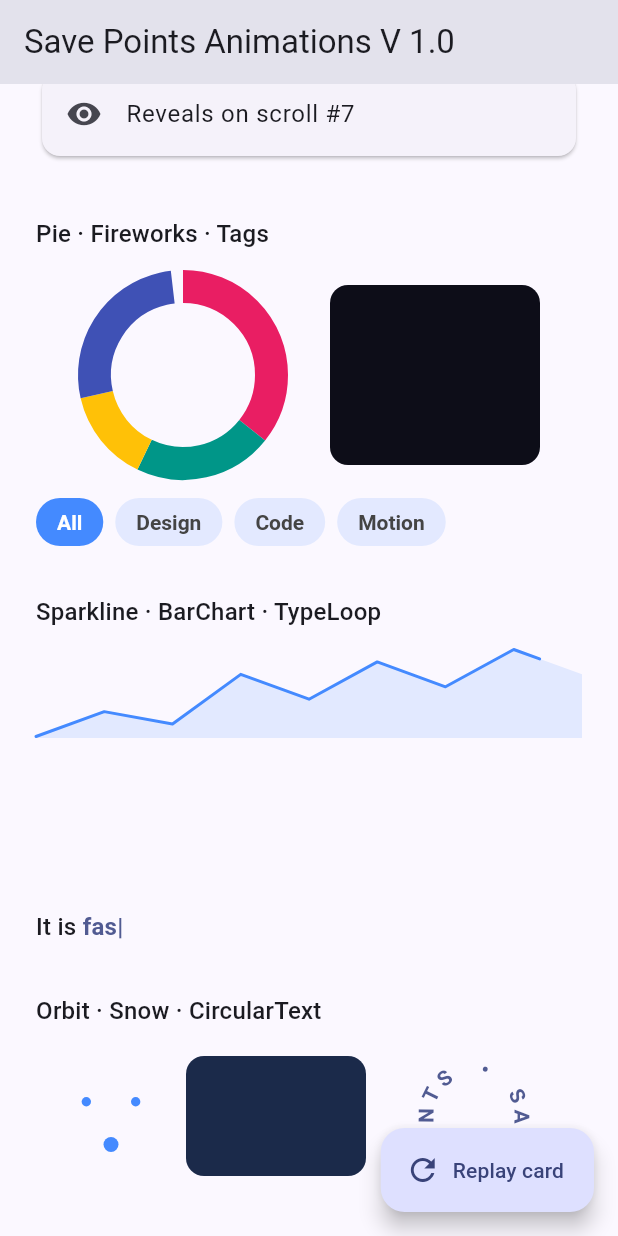
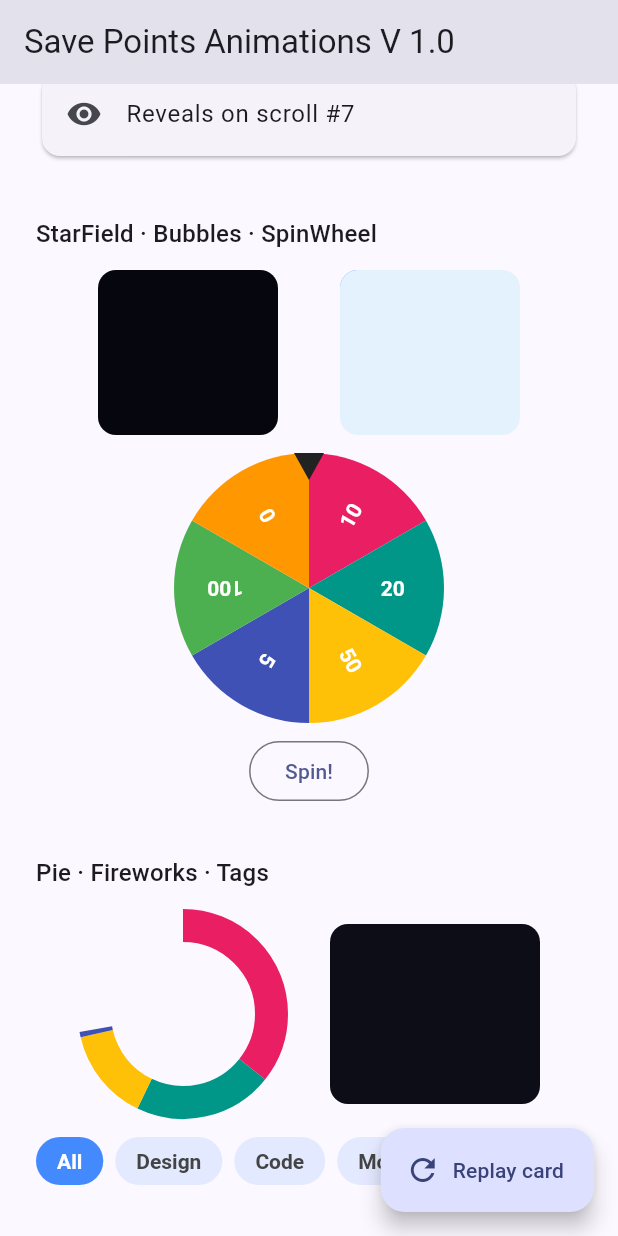
Before and after one commit to m7hamed-dev/save_points_animations, a Flutter app: the screen it shows after launch, scrolled down 2880 dp, on a phone screen of 412 x 824 dp. Run offline on Flutter 3.47's test engine with Material 3 defaults, Android fonts, the phone set to English and light mode, and no system bars.

Commit message:
Release v0.34.0: Added new visual components including FxStarField for a warp-speed starfield effect, FxBubbles for rising bubbles, and FxSpinWheel with a controller for spinning animations. Updated CHANGELOG and README to document these features, and modified example app to showcase the new widgets. Updated version number in pubspec.yaml and pubspec.lock.

````diff
--- a/example/lib/main.dart
+++ b/example/lib/main.dart
@@ -54,6 +54,7 @@ class _HomeScreenState extends State<HomeScreen> {
   int _pin = 2;
   int _radio = 0;
   final Set<int> _chips = {0};
+  final FxSpinWheelController _wheel = FxSpinWheelController();
 
   @override
   Widget build(BuildContext context) {
@@ -424,6 +425,65 @@ class _HomeScreenState extends State<HomeScreen> {
                   title: Text('Reveals on scroll #$i'),
                 ),
               ).animate(autoPlay: false).fadeIn().slideX(0.1).onVisible(),
+            ),
+          ),
+
+          const SizedBox(height: 32),
+          Text(
+            'StarField · Bubbles · SpinWheel',
+            style: theme.textTheme.titleMedium,
+          ),
+          const SizedBox(height: 12),
+
+          Row(
+            mainAxisAlignment: MainAxisAlignment.spaceEvenly,
+            children: [
+              ClipRRect(
+                borderRadius: BorderRadius.circular(12),
+                child: const SizedBox(
+                  width: 120,
+                  height: 110,
+                  child: FxStarField(
+                    child: ColoredBox(color: Color(0xFF05060E)),
+                  ),
+                ),
+              ),
+              ClipRRect(
+                borderRadius: BorderRadius.circular(12),
+                child: const SizedBox(
+                  width: 120,
+                  height: 110,
+                  child: FxBubbles(
+                    color: Color(0x552575FC),
+                    child: ColoredBox(color: Color(0xFFE3F2FD)),
+                  ),
+                ),
+              ),
+            ],
+          ),
+          const SizedBox(height: 12),
+          Center(
+            child: Column(
+              children: [
+                FxSpinWheel(
+                  size: 180,
+                  controller: _wheel,
+                  items: const ['10', '20', '50', '5', '100', '0'],
+                  colors: const [
+                    Colors.pink,
+                    Colors.teal,
+                    Colors.amber,
+                    Colors.indigo,
+                    Colors.green,
+                    Colors.orange,
+                  ],
+                ),
+                const SizedBox(height: 8),
+                OutlinedButton(
+                  onPressed: _wheel.spin,
+                  child: const Text('Spin!'),
+                ),
+              ],
             ),
           ),
 
--- a/lib/save_points_animations.dart
+++ b/lib/save_points_animations.dart
@@ -63,6 +63,7 @@ export 'src/widgets/fx_badge.dart' show FxBadge, FxBadgeExtension;
 export 'src/widgets/fx_bar_chart.dart' show FxBarChart;
 export 'src/widgets/fx_blob.dart' show FxBlob;
 export 'src/widgets/fx_border_beam.dart' show FxBorderBeam;
+export 'src/widgets/fx_bubbles.dart' show FxBubbles;
 export 'src/widgets/fx_circular_countdown.dart' show FxCircularCountdown;
 export 'src/widgets/fx_circular_menu.dart' show FxCircularMenu;
 export 'src/widgets/fx_circular_text.dart' show FxCircularText;
@@ -112,7 +113,9 @@ export 'src/widgets/fx_slide_to_confirm.dart' show FxSlideToConfirm;
 export 'src/widgets/fx_snow.dart' show FxSnow;
 export 'src/widgets/fx_sparkline.dart' show FxSparkline;
 export 'src/widgets/fx_speed_dial.dart' show FxSpeedDial;
+export 'src/widgets/fx_spin_wheel.dart' show FxSpinWheel, FxSpinWheelController;
 export 'src/widgets/fx_spotlight.dart' show FxSpotlight;
+export 'src/widgets/fx_star_field.dart' show FxStarField;
 export 'src/widgets/fx_step_progress.dart' show FxStepProgress;
 export 'src/widgets/fx_swipe.dart' show FxSwipeToDismiss;
 export 'src/widgets/fx_swipe_cards.dart' show FxSwipeCards;
--- /dev/null
+++ b/lib/src/widgets/fx_bubbles.dart
@@ -0,0 +1,138 @@
+import 'dart:math' as math;
+
+import 'package:flutter/scheduler.dart';
+import 'package:flutter/widgets.dart';
+
+/// Bubbles that rise and gently wobble over [child] — an airy, playful backdrop.
+///
+/// ```dart
+/// FxBubbles(child: const Card(child: SizedBox(height: 160)));
+/// ```
+class FxBubbles extends StatefulWidget {
+  const FxBubbles({
+    super.key,
+    this.count = 22,
+    this.color = const Color(0x33FFFFFF),
+    this.maxRadius = 14,
+    this.speed = 0.14,
+    this.child,
+  });
+
+  final int count;
+  final Color color;
+  final double maxRadius;
+
+  /// Rise speed in fractions of the height per second.
+  final double speed;
+  final Widget? child;
+
+  @override
+  State<FxBubbles> createState() => _FxBubblesState();
+}
+
+class _FxBubblesState extends State<FxBubbles>
+    with SingleTickerProviderStateMixin {
+  final math.Random _random = math.Random();
+  late final Ticker _ticker = createTicker(_tick);
+  late List<_Bubble> _bubbles;
+  Duration _last = Duration.zero;
+
+  @override
+  void initState() {
+    super.initState();
+    _bubbles = List.generate(widget.count, (_) => _spawn(_random.nextDouble()));
+    WidgetsBinding.instance.addPostFrameCallback((_) {
+      if (!mounted) return;
+      if (!(MediaQuery.maybeDisableAnimationsOf(context) ?? false)) {
+        _ticker.start();
+      }
+    });
+  }
+
+  _Bubble _spawn(double y) => _Bubble(
+    x: _random.nextDouble(),
+    y: y,
+    rise: widget.speed * (0.6 + _random.nextDouble() * 0.8),
+    wobble: _random.nextDouble() * 2 * math.pi,
+    radius: 3 + _random.nextDouble() * widget.maxRadius,
+  );
+
+  void _tick(Duration elapsed) {
+    final dt = (elapsed - _last).inMicroseconds / 1e6;
+    _last = elapsed;
+    setState(() {
+      for (final b in _bubbles) {
+        b
+          ..y -= b.rise * dt
+          ..wobble += dt;
+        if (b.y < -0.1) {
+          b
+            ..y = 1.1
+            ..x = _random.nextDouble();
+        }
+      }
+    });
+  }
+
+  @override
+  void dispose() {
+    _ticker.dispose();
+    super.dispose();
+  }
+
+  @override
+  Widget build(BuildContext context) {
+    return Stack(
+      fit: StackFit.passthrough,
+      children: [
+        Positioned.fill(
+          child: IgnorePointer(
+            child: CustomPaint(painter: _BubblePainter(_bubbles, widget.color)),
+          ),
+        ),
+        if (widget.child != null) widget.child!,
+      ],
+    );
+  }
+}
+
+class _Bubble {
+  _Bubble({
+    required this.x,
+    required this.y,
+    required this.rise,
+    required this.wobble,
+    required this.radius,
+  });
+  double x;
+  double y;
+  double wobble;
+  final double rise;
+  final double radius;
+}
+
+class _BubblePainter extends CustomPainter {
+  _BubblePainter(this.bubbles, this.color);
+
+  final List<_Bubble> bubbles;
+  final Color color;
+
+  @override
+  void paint(Canvas canvas, Size size) {
+    final fill = Paint()..color = color;
+    final stroke = Paint()
+      ..color = color.withValues(alpha: color.a * 1.6)
+      ..style = PaintingStyle.stroke
+      ..strokeWidth = 1;
+    for (final b in bubbles) {
+      final cx = (b.x + math.sin(b.wobble) * 0.03) * size.width;
+      final cy = b.y * size.height;
+      canvas
+        ..drawCircle(Offset(cx, cy), b.radius, fill)
+        ..drawCircle(Offset(cx, cy), b.radius, stroke);
+    }
+  }
+
+  @override
+  bool shouldRepaint(_BubblePainter oldDelegate) => true;
+}
--- /dev/null
+++ b/lib/src/widgets/fx_spin_wheel.dart
@@ -0,0 +1,179 @@
+import 'dart:math' as math;
+
+import 'package:flutter/widgets.dart';
+
+/// Spin an [FxSpinWheel] programmatically.
+class FxSpinWheelController {
+  VoidCallback? _spin;
+
+  void _attach(VoidCallback spin) => _spin = spin;
+
+  /// Spin the wheel; it decelerates and lands on a random segment.
+  void spin() => _spin?.call();
+}
+
+/// A fortune / prize wheel that spins with deceleration and reports the segment
+/// under the top pointer via [onResult].
+///
+/// ```dart
+/// final wheel = FxSpinWheelController();
+/// FxSpinWheel(items: prizes, colors: palette, controller: wheel,
+///   onResult: (i) => print('Won ${prizes[i]}'));
+/// // wheel.spin();
+/// ```
+class FxSpinWheel extends StatefulWidget {
+  const FxSpinWheel({
+    super.key,
+    required this.items,
+    required this.colors,
+    this.size = 220,
+    this.controller,
+    this.onResult,
+    this.textStyle = const TextStyle(
+      color: Color(0xFFFFFFFF),
+      fontWeight: FontWeight.bold,
+    ),
+    this.duration = const Duration(milliseconds: 3600),
+  });
+
+  final List<String> items;
+  final List<Color> colors;
+  final double size;
+  final FxSpinWheelController? controller;
+  final ValueChanged<int>? onResult;
+  final TextStyle textStyle;
+  final Duration duration;
+
+  @override
+  State<FxSpinWheel> createState() => _FxSpinWheelState();
+}
+
+class _FxSpinWheelState extends State<FxSpinWheel>
+    with SingleTickerProviderStateMixin {
+  late final AnimationController _controller = AnimationController(
+    vsync: this,
+    duration: widget.duration,
+  );
+  final math.Random _random = math.Random();
+  double _from = 0;
+  double _to = 0;
+  double _rotation = 0;
+
+  @override
+  void initState() {
+    super.initState();
+    widget.controller?._attach(_spin);
+    _controller.addStatusListener((status) {
+      if (status == AnimationStatus.completed) {
+        _rotation = _to;
+        widget.onResult?.call(_indexAtTop(_rotation));
+      }
+    });
+  }
+
+  void _spin() {
+    if (_controller.isAnimating) return;
+    final turns = 5 + _random.nextDouble() * 3;
+    _from = _rotation;
+    _to = _rotation + turns * 2 * math.pi;
+    _controller.forward(from: 0);
+  }
+
+  int _indexAtTop(double rotation) {
+    final n = widget.items.length;
+    final seg = 2 * math.pi / n;
+    var i = ((-rotation / seg) - 0.5).round() % n;
+    if (i < 0) i += n;
+    return i;
+  }
+
+  @override
+  void dispose() {
+    _controller.dispose();
+    super.dispose();
+  }
+
+  @override
+  Widget build(BuildContext context) {
+    return SizedBox.square(
+      dimension: widget.size,
+      child: AnimatedBuilder(
+        animation: _controller,
+        builder: (context, _) {
+          final t = Curves.easeOutCubic.transform(_controller.value);
+          final rotation = _from + (_to - _from) * t;
+          if (_controller.isAnimating) _rotation = rotation;
+          return CustomPaint(
+            painter: _WheelPainter(
+              items: widget.items,
+              colors: widget.colors,
+              rotation: rotation,
+              textStyle: widget.textStyle,
+            ),
+          );
+        },
+      ),
+    );
+  }
+}
+
+class _WheelPainter extends CustomPainter {
+  _WheelPainter({
+    required this.items,
+    required this.colors,
+    required this.rotation,
+    required this.textStyle,
+  });
+
+  final List<String> items;
+  final List<Color> colors;
+  final double rotation;
+  final TextStyle textStyle;
+
+  @override
+  void paint(Canvas canvas, Size size) {
+    final n = items.length;
+    if (n == 0) return;
+    final center = size.center(Offset.zero);
+    final radius = size.shortestSide / 2;
+    final seg = 2 * math.pi / n;
+    final rect = Rect.fromCircle(center: center, radius: radius);
+
+    for (var i = 0; i < n; i++) {
+      final start = -math.pi / 2 + i * seg + rotation;
+      canvas.drawArc(
+        rect,
+        start,
+        seg,
+        true,
+        Paint()..color = colors[i % colors.length],
+      );
+
+      final painter = TextPainter(
+        text: TextSpan(text: items[i], style: textStyle),
+        textDirection: TextDirection.ltr,
+      )..layout();
+      final mid = start + seg / 2;
+      final pos =
+          center + Offset(math.cos(mid), math.sin(mid)) * (radius * 0.62);
+      canvas
+        ..save()
+        ..translate(pos.dx, pos.dy)
+        ..rotate(mid);
+      painter.paint(canvas, Offset(-painter.width / 2, -painter.height / 2));
+      canvas.restore();
+    }
+
+    // Top pointer.
+    final path = Path()
+      ..moveTo(center.dx - 10, 0)
+      ..lineTo(center.dx + 10, 0)
+      ..lineTo(center.dx, 18)
+      ..close();
+    canvas.drawPath(path, Paint()..color = const Color(0xFF222222));
+  }
+
+  @override
+  bool shouldRepaint(_WheelPainter oldDelegate) =>
+      oldDelegate.rotation != rotation || oldDelegate.items != items;
+}
--- /dev/null
+++ b/lib/src/widgets/fx_star_field.dart
@@ -0,0 +1,126 @@
+import 'dart:math' as math;
+
+import 'package:flutter/scheduler.dart';
+import 'package:flutter/widgets.dart';
+
+/// A "warp speed" starfield — stars stream outward from the center toward the
+/// viewer, resetting to depth when they pass.
+///
+/// ```dart
+/// FxStarField(child: const Center(child: Text('Launching…')));
+/// ```
+class FxStarField extends StatefulWidget {
+  const FxStarField({
+    super.key,
+    this.count = 140,
+    this.color = const Color(0xFFFFFFFF),
+    this.speed = 0.6,
+    this.child,
+  });
+
+  final int count;
+  final Color color;
+
+  /// Approach speed (depth units per second).
+  final double speed;
+  final Widget? child;
+
+  @override
+  State<FxStarField> createState() => _FxStarFieldState();
+}
+
+class _FxStarFieldState extends State<FxStarField>
+    with SingleTickerProviderStateMixin {
+  final math.Random _random = math.Random();
+  late final Ticker _ticker = createTicker(_tick);
+  late List<_Star> _stars;
+  Duration _last = Duration.zero;
+
+  @override
+  void initState() {
+    super.initState();
+    _stars = List.generate(widget.count, (_) => _spawn());
+    WidgetsBinding.instance.addPostFrameCallback((_) {
+      if (!mounted) return;
+      if (!(MediaQuery.maybeDisableAnimationsOf(context) ?? false)) {
+        _ticker.start();
+      }
+    });
+  }
+
+  _Star _spawn() => _Star(
+    x: _random.nextDouble() * 2 - 1,
+    y: _random.nextDouble() * 2 - 1,
+    z: _random.nextDouble() * 0.9 + 0.1,
+  );
+
+  void _tick(Duration elapsed) {
+    final dt = (elapsed - _last).inMicroseconds / 1e6;
+    _last = elapsed;
+    setState(() {
+      for (final s in _stars) {
+        s.z -= widget.speed * dt;
+        if (s.z <= 0.05) {
+          s
+            ..z = 1
+            ..x = _random.nextDouble() * 2 - 1
+            ..y = _random.nextDouble() * 2 - 1;
+        }
+      }
+    });
+  }
+
+  @override
+  void dispose() {
+    _ticker.dispose();
+    super.dispose();
+  }
+
+  @override
+  Widget build(BuildContext context) {
+    return Stack(
+      fit: StackFit.passthrough,
+      children: [
+        Positioned.fill(
+          child: IgnorePointer(
+            child: CustomPaint(painter: _StarPainter(_stars, widget.color)),
+          ),
+        ),
+        if (widget.child != null) widget.child!,
+      ],
+    );
+  }
+}
+
+class _Star {
+  _Star({required this.x, required this.y, required this.z});
+  double x;
+  double y;
+  double z;
+}
+
+class _StarPainter extends CustomPainter {
+  _StarPainter(this.stars, this.color);
+
+  final List<_Star> stars;
+  final Color color;
+
+  @override
+  void paint(Canvas canvas, Size size) {
+    final center = size.center(Offset.zero);
+    for (final s in stars) {
+      final sx = center.dx + (s.x / s.z) * center.dx;
+      final sy = center.dy + (s.y / s.z) * center.dy;
+      if (sx < 0 || sx > size.width || sy < 0 || sy > size.height) continue;
+      final radius = (1 - s.z) * 2.2;
+      canvas.drawCircle(
+        Offset(sx, sy),
+        radius,
+        Paint()..color = color.withValues(alpha: (1 - s.z).clamp(0.0, 1.0)),
+      );
+    }
+  }
+
+  @override
+  bool shouldRepaint(_StarPainter oldDelegate) => true;
+}
--- a/pubspec.yaml
+++ b/pubspec.yaml
@@ -3,7 +3,7 @@ description: >-
   A fluent, extensible animation framework for Flutter. Animate any widget with
   chainable extension methods, a single-controller engine, timelines, staggered
   lists, theming and reduced-motion support.
-version: 0.33.0
+version: 0.34.0
 homepage: https://github.com/your-org/save_points_animations
 repository: https://github.com/your-org/save_points_animations
 issue_tracker: https://github.com/your-org/save_points_animations/issues
````
Also changed, not shown: lib/src/transitions/fx_transition_builder.dart (+7 -1 lines), example/pubspec.lock, 2 other files.
